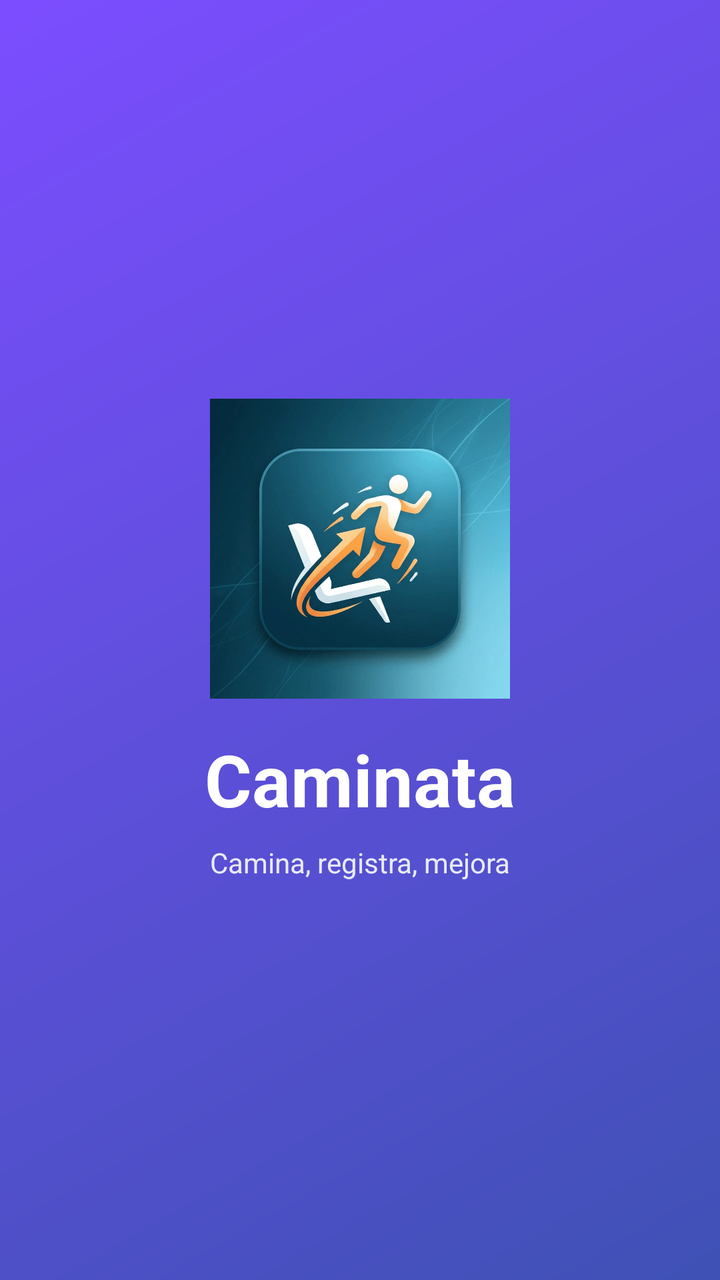
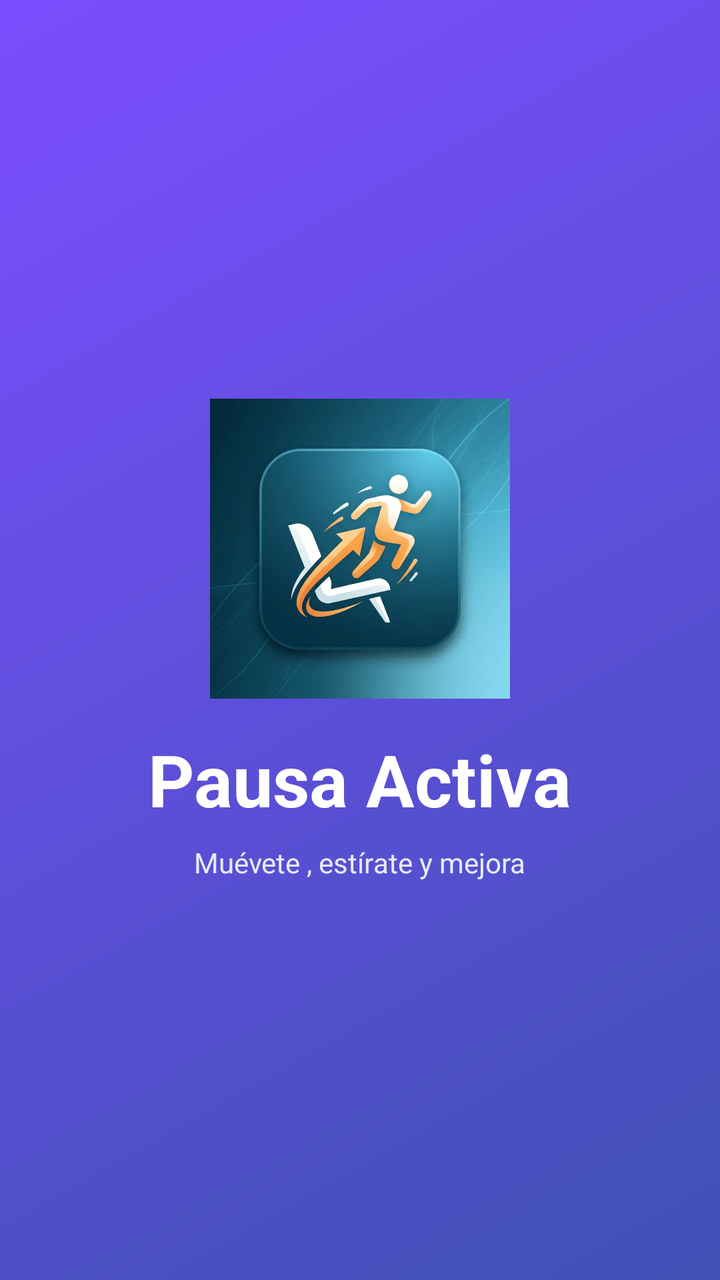

Before-and-after screenshots of an Android layout around one commit, followed by the original layout XML and the change that was made.
<!-- AndroidManifest.xml: activity theme Theme.Caminata20 -->
<!-- res/layout/activity_splash.xml -->
<?xml version="1.0" encoding="utf-8"?>
<LinearLayout xmlns:android="http://schemas.android.com/apk/res/android"
    android:layout_width="match_parent"
    android:layout_height="match_parent"
    android:orientation="vertical"
    android:gravity="center"
    android:background="@drawable/splash_gradient">

    <ImageView
        android:layout_width="150dp"
        android:layout_height="150dp"
        android:src="@drawable/logo"
        android:layout_marginBottom="16dp"
        android:contentDescription="Logo de Caminata" />

    <TextView
        android:layout_width="wrap_content"
        android:layout_height="wrap_content"
        android:text="Caminata"
        android:textSize="36sp"
        android:textStyle="bold"
        android:textColor="#FFFFFF" />

    <TextView
        android:layout_width="wrap_content"
        android:layout_height="wrap_content"
        android:text="Camina, registra, mejora"
        android:textSize="14sp"
        android:textColor="#E8EAF6"
        android:layout_marginTop="8dp" />

</LinearLayout>
<!-- resources referenced by this layout -->
<resources>
  <!-- drawable logo: png bitmap (drawable, 357126 bytes) -->
  <!-- drawable splash_gradient (drawable) -->
  <?xml version="1.0" encoding="utf-8"?>
  <shape xmlns:android="http://schemas.android.com/apk/res/android"
      android:shape="rectangle">
      <gradient
          android:type="linear"
          android:angle="135"
          android:startColor="#3F51B5"
          android:endColor="#7C4DFF" />
  </shape>
  <style name="Theme.Caminata20" parent="Base.Theme.Caminata20" />
  <style name="Base.Theme.Caminata20" parent="Theme.Material3.DayNight.NoActionBar">
          
          
      </style>
</resources>

<!-- the commit's change to res/layout/activity_splash.xml (unified diff, before → after) -->
@@ -16,7 +16,7 @@
     <TextView
         android:layout_width="wrap_content"
         android:layout_height="wrap_content"
-        android:text="Caminata"
+        android:text="Pausa Activa"
         android:textSize="36sp"
         android:textStyle="bold"
         android:textColor="#FFFFFF" />
@@ -24,7 +24,7 @@
     <TextView
         android:layout_width="wrap_content"
         android:layout_height="wrap_content"
-        android:text="Camina, registra, mejora"
+        android:text="Muévete , estírate y mejora"
         android:textSize="14sp"
         android:textColor="#E8EAF6"
         android:layout_marginTop="8dp" />
